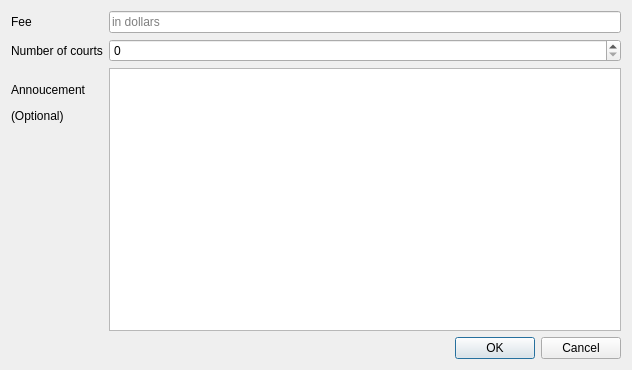
First picture: the form in src/NewSessionDialog.ui, repository simophin/game-matcher-qt, before the edit.
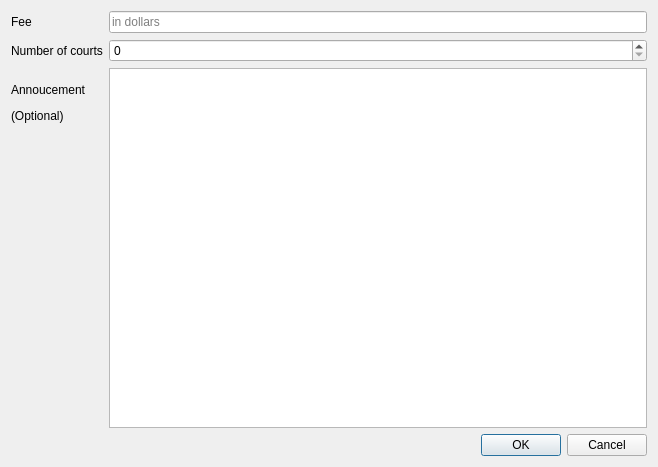
Second picture: the form after the edit.

The edit to the form file:
```diff
--- a/src/NewSessionDialog.ui
+++ b/src/NewSessionDialog.ui
@@ -9,8 +9,8 @@
    <rect>
     <x>0</x>
     <y>0</y>
-    <width>632</width>
-    <height>370</height>
+    <width>658</width>
+    <height>467</height>
    </rect>
   </property>
   <property name="windowTitle">
```
Left out of the diff: 4 changed lines with no effect on the pictures.
